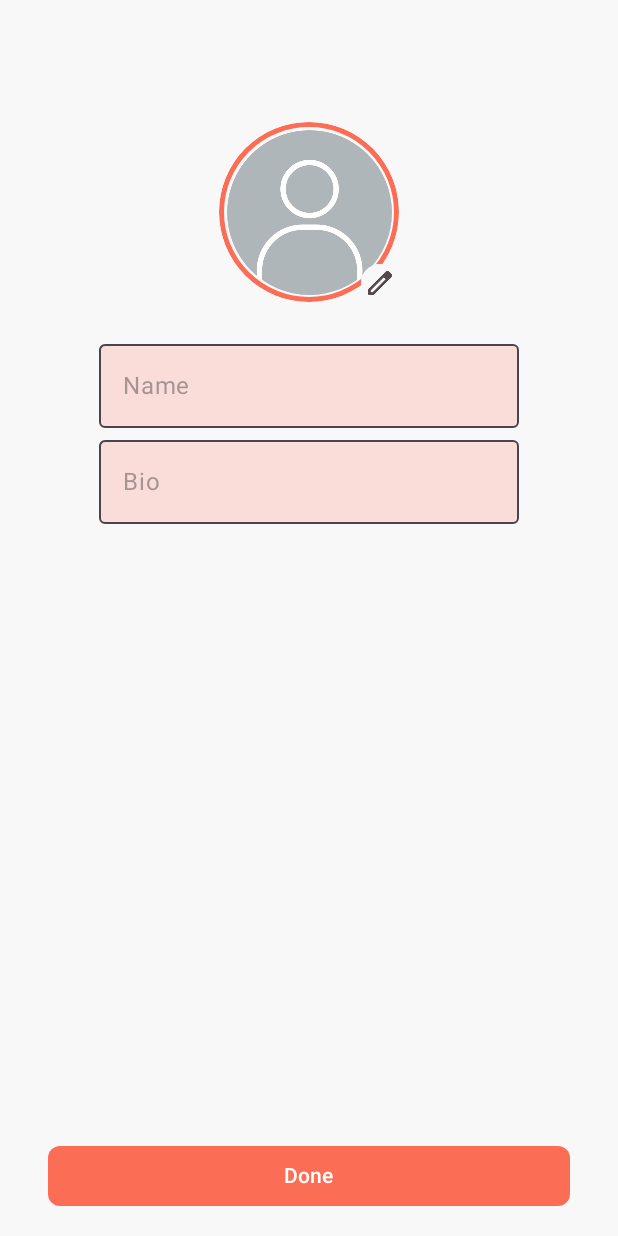
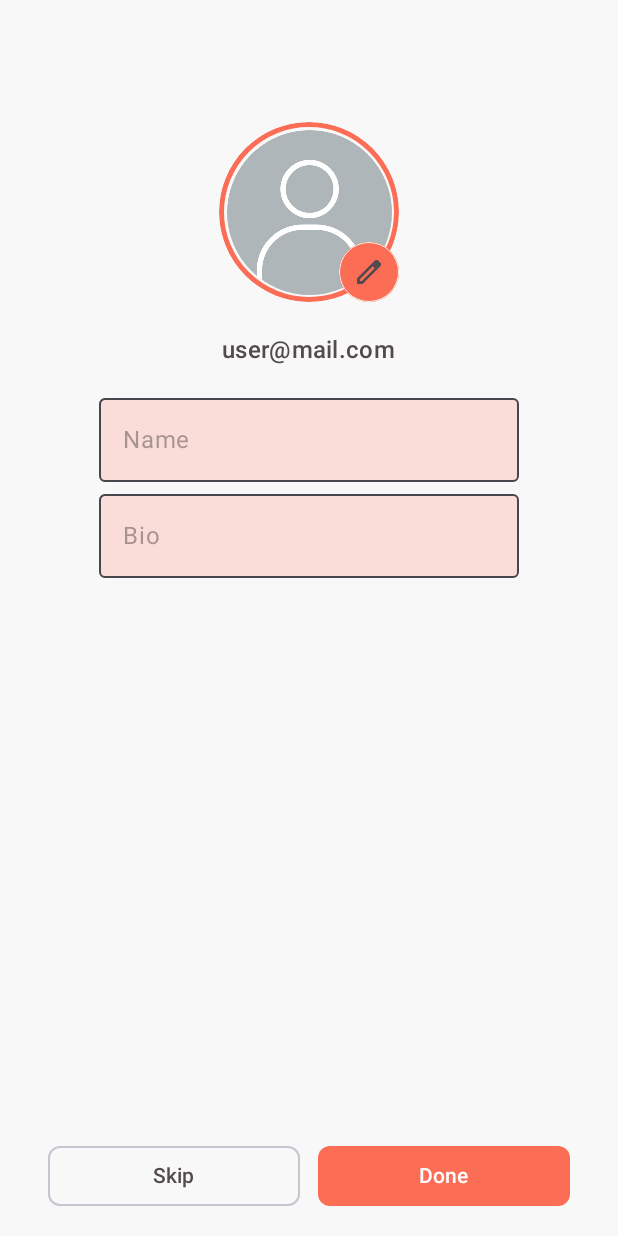
Before and after one commit to sarfrazryenpsd/bondhub, an Android app built with Jetpack Compose: the @Preview function UserProfileScreenPreview, on a phone screen of 412 x 824 dp. Run offline under Robolectric (Android 15) with nearby library versions, the phone set to English and light mode, and no system bars.

```diff
--- a/app/src/main/java/com/ryen/bondhub/presentation/event/UiEvent.kt
+++ b/app/src/main/java/com/ryen/bondhub/presentation/event/UiEvent.kt
@@ -1,5 +1,6 @@
 package com.ryen.bondhub.presentation.event
 
 sealed class UiEvent {
-    data object NavigateToChat : UiEvent()
+    data class Navigate(val route: String) : UiEvent()
+    data class ShowSnackbar(val message: String) : UiEvent()
 }
--- a/app/src/main/java/com/ryen/bondhub/presentation/screens/MainAppViewModel.kt
+++ b/app/src/main/java/com/ryen/bondhub/presentation/screens/MainAppViewModel.kt
@@ -9,11 +9,6 @@ import kotlinx.coroutines.flow.asStateFlow
 import kotlinx.coroutines.launch
 import javax.inject.Inject
 
-sealed class Screen(val route: String) {
-    data object AuthScreen : Screen("authScreen")
-    data object ChatScreen : Screen("chatScreen")
-    data object LoadingScreen : Screen("loadingScreen")
-}
 
 @HiltViewModel
 class MainAppViewModel @Inject constructor(
--- a/app/src/main/java/com/ryen/bondhub/presentation/screens/chat/UserProfileScreen.kt
+++ b/app/src/main/java/com/ryen/bondhub/presentation/screens/chat/ProfileUpdateScreen.kt
@@ -7,6 +7,7 @@ import androidx.compose.foundation.clickable
 import androidx.compose.foundation.layout.Arrangement
 import androidx.compose.foundation.layout.Box
 import androidx.compose.foundation.layout.Column
+import androidx.compose.foundation.layout.Row
 import androidx.compose.foundation.layout.fillMaxSize
 import androidx.compose.foundation.layout.fillMaxWidth
 import androidx.compose.foundation.layout.padding
@@ -15,6 +16,8 @@ import androidx.compose.foundation.shape.CircleShape
 import androidx.compose.foundation.shape.RoundedCornerShape
 import androidx.compose.material3.Button
 import androidx.compose.material3.ButtonDefaults
+import androidx.compose.material3.MaterialTheme
+import androidx.compose.material3.OutlinedButton
 import androidx.compose.material3.OutlinedTextField
 import androidx.compose.material3.Scaffold
 import androidx.compose.material3.Text
@@ -38,8 +41,13 @@ import com.ryen.bondhub.presentation.theme.Primary
 import com.ryen.bondhub.presentation.theme.Secondary
 import com.ryen.bondhub.presentation.theme.Surface
 
+
+
 @Composable
-fun UserProfileScreen() {
+fun ProfileUpdateScreen(
+    onDone: () -> Unit = {},
+    onSkip: () -> Unit = {}
+) {
 
     var displayName by remember { mutableStateOf("") }
     var bio by remember { mutableStateOf("") }
@@ -77,10 +85,10 @@ fun UserProfileScreen() {
                             .border(4.dp, Color.Transparent, CircleShape)
                     )
                     Box(modifier = Modifier
-                        .size(25.dp)
+                        .size(40.dp)
                         .clip(CircleShape)
                         .clickable { /*TODO*/ }
-                        .background(Surface)
+                        .background(Primary)
                         .align(Alignment.BottomEnd)
                         .border(.5.dp, Surface, CircleShape)
                     ) {
@@ -94,6 +102,12 @@ fun UserProfileScreen() {
                         )
                     }
                 }
+                Text(
+                    text = "user@mail.com",
+                    color = Secondary,
+                    style = MaterialTheme.typography.titleMedium,
+                    modifier = Modifier.padding(bottom = 12.dp)
+                )
                 OutlinedTextField(
                     value = displayName,
                     onValueChange = { displayName = it.trim() },
@@ -124,12 +138,24 @@ fun UserProfileScreen() {
                 )
             }
 
-            Button(
-                onClick = { },
-                modifier = Modifier.fillMaxWidth(),
-                shape = RoundedCornerShape(8.dp),
-                colors = ButtonDefaults.buttonColors(containerColor = Primary)
-            ) { Text("Done") }
+            Row(
+                horizontalArrangement = Arrangement.spacedBy(12.dp),
+                modifier = Modifier.fillMaxWidth()
+            ) {
+                OutlinedButton(
+                    onClick = { },
+                    modifier = Modifier.weight(1f),
+                    shape = RoundedCornerShape(8.dp),
+                    colors = ButtonDefaults.outlinedButtonColors(contentColor = Secondary)
+                ) { Text("Skip") }
+                Button(
+                    onClick = { },
+                    modifier = Modifier.weight(1f),
+                    shape = RoundedCornerShape(8.dp),
+                    colors = ButtonDefaults.buttonColors(containerColor = Primary)
+                )
+                { Text("Done") }
+            }
         }
     }
 }
@@ -137,5 +163,5 @@ fun UserProfileScreen() {
 @Preview
 @Composable
 private fun UserProfileScreenPreview() {
-    UserProfileScreen()
+    ProfileUpdateScreen()
 }
```
Also changed, not shown: app/src/main/AndroidManifest.xml (+10 -1 lines), app/src/main/java/com/ryen/bondhub/presentation/screens/MainApp.kt (+34 -15 lines), app/src/main/java/com/ryen/bondhub/presentation/screens/Screen.kt (added, +8 -0 lines), app/src/main/java/com/ryen/bondhub/presentation/screens/auth/AuthScreen.kt (+9 -4 lines), app/src/main/java/com/ryen/bondhub/presentation/screens/auth/AuthViewModel.kt (+31 -3 lines).
